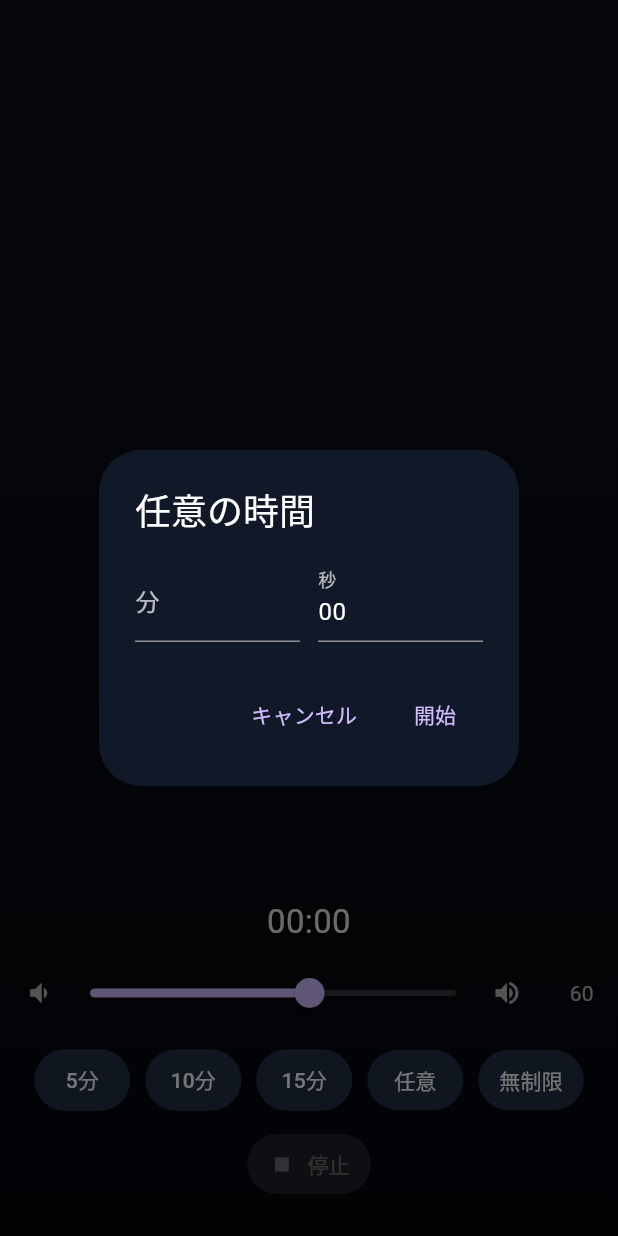
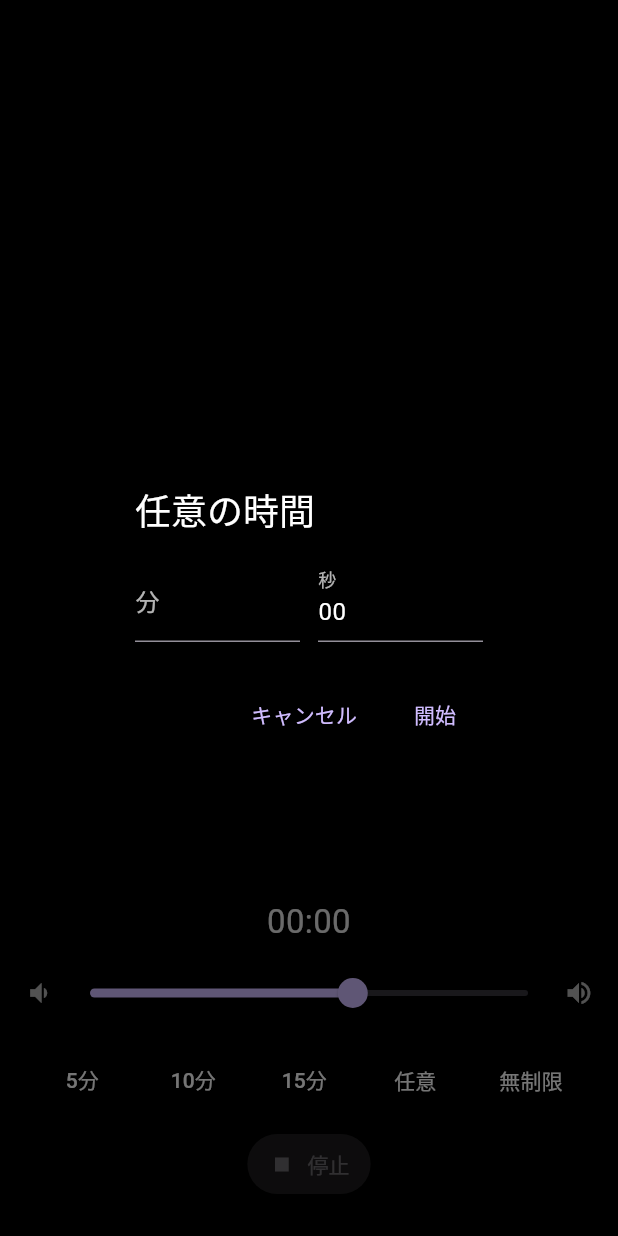
Before and after one commit to ys980323/bonfire, a Flutter app: the screen it shows after launch, after a tap on "停止", after a tap on "任意", on a phone screen of 412 x 824 dp. Run offline on Flutter 3.47's test engine with Material 3 defaults, Android fonts, the phone set to English and light mode, and no system bars; our stand-ins replace audioplayers, wakelock_plus.

Commit message:
テーマの背景色を黒に変更し、不要な音量表示を削除。ダイアログの背景色も黒に統一。

```diff
--- a/lib/main.dart
+++ b/lib/main.dart
@@ -16,9 +16,7 @@ class BonfireApp extends StatelessWidget {
     return MaterialApp(
       debugShowCheckedModeBanner: false,
       title: 'Bonfire',
-      theme: ThemeData.dark().copyWith(
-        scaffoldBackgroundColor: const Color(0xFF0B0F18),
-      ),
+      theme: ThemeData.dark().copyWith(scaffoldBackgroundColor: Colors.black),
       home: const CampfireScreen(),
     );
   }
@@ -295,15 +293,6 @@ class _CampfireScreenState extends State<CampfireScreen>
                           color: Colors.white70,
                           size: 20,
                         ),
-                        const SizedBox(width: 8),
-                        SizedBox(
-                          width: 40,
-                          child: Text(
-                            '${(_userVolume * 100).round()}',
-                            textAlign: TextAlign.right,
-                            style: const TextStyle(color: Colors.white70),
-                          ),
-                        ),
                       ],
                     ),
                     const SizedBox(height: 10),
@@ -380,7 +369,7 @@ class _TimeButton extends StatelessWidget {
     return ElevatedButton(
       onPressed: enabled ? onPressed : null,
       style: ElevatedButton.styleFrom(
-        backgroundColor: const Color(0xFF233046),
+        backgroundColor: Colors.black,
         foregroundColor: Colors.white,
         padding: const EdgeInsets.symmetric(horizontal: 14, vertical: 10),
       ),
@@ -417,7 +406,7 @@ class _StarrySkyBackground extends StatelessWidget {
           (rect) => const LinearGradient(
             begin: Alignment.topCenter,
             end: Alignment.bottomCenter,
-            colors: [Color(0xFF0B0F18), Color(0xFF03060B)],
+            colors: [Colors.black, Colors.black],
           ).createShader(rect),
       blendMode: BlendMode.srcATop,
       child: CustomPaint(
@@ -433,7 +422,7 @@ class _StarsPainter extends CustomPainter {
 
   @override
   void paint(Canvas canvas, Size size) {
-    final bg = Paint()..color = const Color(0xFF00040A);
+    final bg = Paint()..color = Colors.black;
     canvas.drawRect(Offset.zero & size, bg);
 
     final starPaint = Paint()..color = Colors.white.withOpacity(0.9);
@@ -584,7 +573,7 @@ Future<Duration?> _pickCustomDuration(BuildContext context) async {
     context: context,
     builder: (ctx) {
       return AlertDialog(
-        backgroundColor: const Color(0xFF111827),
+        backgroundColor: Colors.black,
         title: const Text('任意の時間', style: TextStyle(color: Colors.white)),
         content: Column(
           mainAxisSize: MainAxisSize.min,
```
Also changed, not shown: 1 other file.
